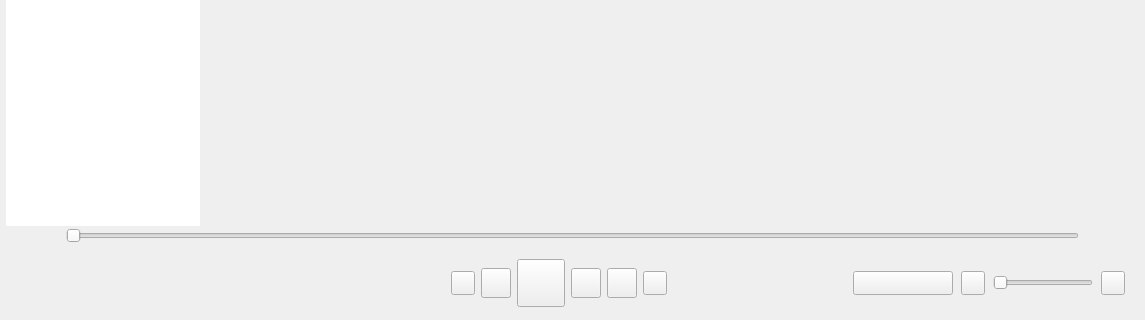
This is src/xamp/xamp.ui in billlin0904/xamp2 as Qt 5 draws it before an edit; both pictures show x 0 to 1145 and y 191 to 511 of the 1145 by 511 pixel window. The edited form follows.
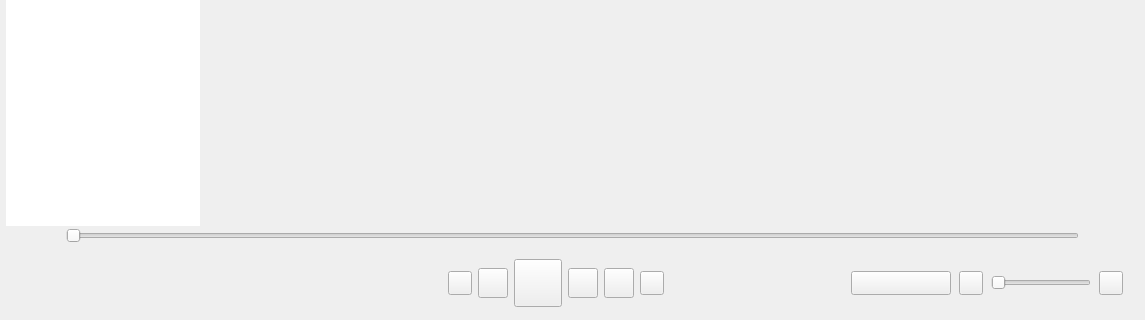
This is the edited form. Custom widgets are drawn as their Qt base class.

```diff
--- a/src/xamp/xamp.ui
+++ b/src/xamp/xamp.ui
@@ -32,141 +32,6 @@
    <property name="spacing">
     <number>0</number>
    </property>
-   <item row="4" column="3">
-    <widget class="QFrame" name="volumeFrame">
-     <property name="minimumSize">
-      <size>
-       <width>300</width>
-       <height>0</height>
-      </size>
-     </property>
-     <property name="maximumSize">
-      <size>
-       <width>300</width>
-       <height>16777215</height>
-      </size>
-     </property>
-     <property name="frameShape">
-      <enum>QFrame::NoFrame</enum>
-     </property>
-     <property name="frameShadow">
-      <enum>QFrame::Raised</enum>
-     </property>
-     <layout class="QVBoxLayout" name="verticalLayout_4">
-      <property name="spacing">
-       <number>0</number>
-      </property>
-      <property name="leftMargin">
-       <number>0</number>
-      </property>
-      <property name="topMargin">
-       <number>0</number>
-      </property>
-      <property name="rightMargin">
-       <number>0</number>
-      </property>
-      <property name="bottomMargin">
-       <number>0</number>
-      </property>
-      <item>
-       <layout class="QHBoxLayout" name="horizontalLayout_3">
-        <property name="spacing">
-         <number>0</number>
-        </property>
-        <item>
-         <widget class="QToolButton" name="bitPerfectButton">
-          <property name="minimumSize">
-           <size>
-            <width>100</width>
-            <height>0</height>
-           </size>
-          </property>
-          <property name="maximumSize">
-           <size>
-            <width>100</width>
-            <height>24</height>
-           </size>
-          </property>
-         </widget>
-        </item>
-        <item>
-         <widget class="QToolButton" name="selectDeviceButton">
-          <property name="minimumSize">
-           <size>
-            <width>24</width>
-            <height>24</height>
-           </size>
-          </property>
-          <property name="text">
-           <string/>
-          </property>
-          <property name="popupMode">
-           <enum>QToolButton::InstantPopup</enum>
-          </property>
-          <property name="arrowType">
-           <enum>Qt::NoArrow</enum>
-          </property>
-         </widget>
-        </item>
-        <item>
-         <widget class="SeekSlider" name="volumeSlider">
-          <property name="minimumSize">
-           <size>
-            <width>100</width>
-            <height>0</height>
-           </size>
-          </property>
-          <property name="maximumSize">
-           <size>
-            <width>100</width>
-            <height>16777215</height>
-           </size>
-          </property>
-          <property name="orientation">
-           <enum>Qt::Horizontal</enum>
-          </property>
-         </widget>
-        </item>
-        <item>
-         <widget class="QToolButton" name="mutedButton">
-          <property name="minimumSize">
-           <size>
-            <width>24</width>
-            <height>24</height>
-           </size>
-          </property>
-          <property name="maximumSize">
-           <size>
-            <width>24</width>
-            <height>24</height>
-           </size>
-          </property>
-          <property name="text">
-           <string/>
-          </property>
-         </widget>
-        </item>
-        <item>
-         <spacer name="horizontalSpacer_14">
-          <property name="orientation">
-           <enum>Qt::Horizontal</enum>
-          </property>
-          <property name="sizeType">
-           <enum>QSizePolicy::Fixed</enum>
-          </property>
-          <property name="sizeHint" stdset="0">
-           <size>
-            <width>10</width>
-            <height>20</height>
-           </size>
-          </property>
-         </spacer>
-        </item>
-       </layout>
-      </item>
-     </layout>
-    </widget>
-   </item>
    <item row="0" column="0" colspan="4">
     <widget class="QFrame" name="titleFrame">
      <property name="minimumSize">
@@ -523,254 +388,6 @@
      </item>
     </layout>
    </item>
-   <item row="4" column="0" colspan="3">
-    <widget class="QFrame" name="controlFrame">
-     <property name="sizePolicy">
-      <sizepolicy hsizetype="Minimum" vsizetype="Preferred">
-       <horstretch>0</horstretch>
-       <verstretch>0</verstretch>
-      </sizepolicy>
-     </property>
-     <property name="frameShape">
-      <enum>QFrame::NoFrame</enum>
-     </property>
-     <property name="frameShadow">
-      <enum>QFrame::Plain</enum>
-     </property>
-     <layout class="QHBoxLayout" name="horizontalLayout_2">
-      <property name="leftMargin">
-       <number>12</number>
-      </property>
-      <property name="topMargin">
-       <number>12</number>
-      </property>
-      <property name="rightMargin">
-       <number>2</number>
-      </property>
-      <property name="bottomMargin">
-       <number>12</number>
-      </property>
-      <item>
-       <layout class="QHBoxLayout" name="horizontalLayout_6" stretch="0,1">
-        <item>
-         <widget class="ClickableLabel" name="coverLabel">
-          <property name="minimumSize">
-           <size>
-            <width>50</width>
-            <height>50</height>
-           </size>
-          </property>
-          <property name="maximumSize">
-           <size>
-            <width>50</width>
-            <height>50</height>
-           </size>
-          </property>
-          <property name="text">
-           <string/>
-          </property>
-         </widget>
-        </item>
-        <item>
-         <layout class="QVBoxLayout" name="verticalLayout">
-          <item>
-           <widget class="ScrollLabel" name="titleLabel">
-            <property name="minimumSize">
-             <size>
-              <width>200</width>
-              <height>0</height>
-             </size>
-            </property>
-            <property name="maximumSize">
-             <size>
-              <width>300</width>
-              <height>16777215</height>
-             </size>
-            </property>
-            <property name="font">
-             <font>
-              <pointsize>12</pointsize>
-             </font>
-            </property>
-            <property name="text">
-             <string/>
-            </property>
-            <property name="alignment">
-             <set>Qt::AlignLeading|Qt::AlignLeft|Qt::AlignVCenter</set>
-            </property>
-           </widget>
-          </item>
-          <item>
-           <widget class="ClickableLabel" name="artistLabel">
-            <property name="sizePolicy">
-             <sizepolicy hsizetype="Preferred" vsizetype="Preferred">
-              <horstretch>0</horstretch>
-              <verstretch>0</verstretch>
-             </sizepolicy>
-            </property>
-            <property name="minimumSize">
-             <size>
-              <width>100</width>
-              <height>0</height>
-             </size>
-            </property>
-            <property name="maximumSize">
-             <size>
-              <width>300</width>
-              <height>16777215</height>
-             </size>
-            </property>
-            <property name="font">
-             <font>
-              <pointsize>11</pointsize>
-             </font>
-            </property>
-            <property name="text">
-             <string/>
-            </property>
-           </widget>
-          </item>
-         </layout>
-        </item>
-       </layout>
-      </item>
-      <item>
-       <spacer name="horizontalSpacer_2">
-        <property name="orientation">
-         <enum>Qt::Horizontal</enum>
-        </property>
-        <property name="sizeType">
-         <enum>QSizePolicy::Expanding</enum>
-        </property>
-        <property name="sizeHint" stdset="0">
-         <size>
-          <width>100</width>
-          <height>0</height>
-         </size>
-        </property>
-       </spacer>
-      </item>
-      <item>
-       <widget class="QToolButton" name="eqButton">
-        <property name="maximumSize">
-         <size>
-          <width>24</width>
-          <height>24</height>
-         </size>
-        </property>
-        <property name="text">
-         <string/>
-        </property>
-       </widget>
-      </item>
-      <item>
-       <widget class="QToolButton" name="prevButton">
-        <property name="minimumSize">
-         <size>
-          <width>30</width>
-          <height>30</height>
-         </size>
-        </property>
-        <property name="maximumSize">
-         <size>
-          <width>30</width>
-          <height>30</height>
-         </size>
-        </property>
-        <property name="text">
-         <string/>
-        </property>
-       </widget>
-      </item>
-      <item>
-       <widget class="QToolButton" name="playButton">
-        <property name="minimumSize">
-         <size>
-          <width>48</width>
-          <height>48</height>
-         </size>
-        </property>
-        <property name="maximumSize">
-         <size>
-          <width>48</width>
-          <height>48</height>
-         </size>
-        </property>
-        <property name="text">
-         <string/>
-        </property>
-       </widget>
-      </item>
-      <item>
-       <widget class="QToolButton" name="nextButton">
-        <property name="minimumSize">
-         <size>
-          <width>30</width>
-          <height>30</height>
-         </size>
-        </property>
-        <property name="maximumSize">
-         <size>
-          <width>30</width>
-          <height>30</height>
-         </size>
-        </property>
-        <property name="text">
-         <string/>
-        </property>
-       </widget>
-      </item>
-      <item>
-       <widget class="QToolButton" name="stopButton">
-        <property name="minimumSize">
-         <size>
-          <width>30</width>
-          <height>30</height>
-         </size>
-        </property>
-        <property name="maximumSize">
-         <size>
-          <width>30</width>
-          <height>30</height>
-         </size>
-        </property>
-        <property name="text">
-         <string/>
-        </property>
-       </widget>
-      </item>
-      <item>
-       <widget class="QToolButton" name="repeatButton">
-        <property name="maximumSize">
-         <size>
-          <width>24</width>
-          <height>24</height>
-         </size>
-        </property>
-        <property name="text">
-         <string/>
-        </property>
-       </widget>
-      </item>
-      <item>
-       <spacer name="horizontalSpacer_3">
-        <property name="orientation">
-         <enum>Qt::Horizontal</enum>
-        </property>
-        <property name="sizeType">
-         <enum>QSizePolicy::Expanding</enum>
-        </property>
-        <property name="sizeHint" stdset="0">
-         <size>
-          <width>0</width>
-          <height>0</height>
-         </size>
-        </property>
-       </spacer>
-      </item>
-     </layout>
-    </widget>
-   </item>
    <item row="1" column="0" rowspan="2">
     <widget class="QFrame" name="sliderFrame">
      <property name="maximumSize">
@@ -976,6 +593,402 @@
      </layout>
     </widget>
    </item>
+   <item row="4" column="0" colspan="4">
+    <widget class="QFrame" name="controlFrame">
+     <property name="sizePolicy">
+      <sizepolicy hsizetype="Minimum" vsizetype="Preferred">
+       <horstretch>0</horstretch>
+       <verstretch>0</verstretch>
+      </sizepolicy>
+     </property>
+     <property name="frameShape">
+      <enum>QFrame::NoFrame</enum>
+     </property>
+     <property name="frameShadow">
+      <enum>QFrame::Plain</enum>
+     </property>
+     <layout class="QHBoxLayout" name="horizontalLayout_2">
+      <property name="leftMargin">
+       <number>12</number>
+      </property>
+      <property name="topMargin">
+       <number>12</number>
+      </property>
+      <property name="rightMargin">
+       <number>2</number>
+      </property>
+      <property name="bottomMargin">
+       <number>12</number>
+      </property>
+      <item>
+       <layout class="QHBoxLayout" name="horizontalLayout_6" stretch="0,1">
+        <item>
+         <widget class="ClickableLabel" name="coverLabel">
+          <property name="minimumSize">
+           <size>
+            <width>50</width>
+            <height>50</height>
+           </size>
+          </property>
+          <property name="maximumSize">
+           <size>
+            <width>50</width>
+            <height>50</height>
+           </size>
+          </property>
+          <property name="text">
+           <string/>
+          </property>
+         </widget>
+        </item>
+        <item>
+         <layout class="QVBoxLayout" name="verticalLayout">
+          <item>
+           <widget class="ScrollLabel" name="titleLabel">
+            <property name="minimumSize">
+             <size>
+              <width>200</width>
+              <height>0</height>
+             </size>
+            </property>
+            <property name="maximumSize">
+             <size>
+              <width>300</width>
+              <height>16777215</height>
+             </size>
+            </property>
+            <property name="font">
+             <font>
+              <pointsize>12</pointsize>
+             </font>
+            </property>
+            <property name="text">
+             <string/>
+            </property>
+            <property name="alignment">
+             <set>Qt::AlignLeading|Qt::AlignLeft|Qt::AlignVCenter</set>
+            </property>
+           </widget>
+          </item>
+          <item>
+           <widget class="ClickableLabel" name="artistLabel">
+            <property name="sizePolicy">
+             <sizepolicy hsizetype="Preferred" vsizetype="Preferred">
+              <horstretch>0</horstretch>
+              <verstretch>0</verstretch>
+             </sizepolicy>
+            </property>
+            <property name="minimumSize">
+             <size>
+              <width>100</width>
+              <height>0</height>
+             </size>
+            </property>
+            <property name="maximumSize">
+             <size>
+              <width>300</width>
+              <height>16777215</height>
+             </size>
+            </property>
+            <property name="font">
+             <font>
+              <pointsize>11</pointsize>
+             </font>
+            </property>
+            <property name="text">
+             <string/>
+            </property>
+           </widget>
+          </item>
+         </layout>
+        </item>
+       </layout>
+      </item>
+      <item>
+       <spacer name="horizontalSpacer_2">
+        <property name="orientation">
+         <enum>Qt::Horizontal</enum>
+        </property>
+        <property name="sizeType">
+         <enum>QSizePolicy::Expanding</enum>
+        </property>
+        <property name="sizeHint" stdset="0">
+         <size>
+          <width>100</width>
+          <height>0</height>
+         </size>
+        </property>
+       </spacer>
+      </item>
+      <item>
+       <widget class="QToolButton" name="eqButton">
+        <property name="maximumSize">
+         <size>
+          <width>24</width>
+          <height>24</height>
+         </size>
+        </property>
+        <property name="text">
+         <string/>
+        </property>
+       </widget>
+      </item>
+      <item>
+       <widget class="QToolButton" name="prevButton">
+        <property name="minimumSize">
+         <size>
+          <width>30</width>
+          <height>30</height>
+         </size>
+        </property>
+        <property name="maximumSize">
+         <size>
+          <width>30</width>
+          <height>30</height>
+         </size>
+        </property>
+        <property name="text">
+         <string/>
+        </property>
+       </widget>
+      </item>
+      <item>
+       <widget class="QToolButton" name="playButton">
+        <property name="minimumSize">
+         <size>
+          <width>48</width>
+          <height>48</height>
+         </size>
+        </property>
+        <property name="maximumSize">
+         <size>
+          <width>48</width>
+          <height>48</height>
+         </size>
+        </property>
+        <property name="text">
+         <string/>
+        </property>
+       </widget>
+      </item>
+      <item>
+       <widget class="QToolButton" name="nextButton">
+        <property name="minimumSize">
+         <size>
+          <width>30</width>
+          <height>30</height>
+         </size>
+        </property>
+        <property name="maximumSize">
+         <size>
+          <width>30</width>
+          <height>30</height>
+         </size>
+        </property>
+        <property name="text">
+         <string/>
+        </property>
+       </widget>
+      </item>
+      <item>
+       <widget class="QToolButton" name="stopButton">
+        <property name="minimumSize">
+         <size>
+          <width>30</width>
+          <height>30</height>
+         </size>
+        </property>
+        <property name="maximumSize">
+         <size>
+          <width>30</width>
+          <height>30</height>
+         </size>
+        </property>
+        <property name="text">
+         <string/>
+        </property>
+       </widget>
+      </item>
+      <item>
+       <widget class="QToolButton" name="repeatButton">
+        <property name="maximumSize">
+         <size>
+          <width>24</width>
+          <height>24</height>
+         </size>
+        </property>
+        <property name="text">
+         <string/>
+        </property>
+       </widget>
+      </item>
+      <item>
+       <spacer name="horizontalSpacer_3">
+        <property name="orientation">
+         <enum>Qt::Horizontal</enum>
+        </property>
+        <property name="sizeType">
+         <enum>QSizePolicy::Expanding</enum>
+        </property>
+        <property name="sizeHint" stdset="0">
+         <size>
+          <width>0</width>
+          <height>0</height>
+         </size>
+        </property>
+       </spacer>
+      </item>
+      <item>
+       <widget class="QFrame" name="volumeFrame">
+        <property name="minimumSize">
+         <size>
+          <width>300</width>
+          <height>0</height>
+         </size>
+        </property>
+        <property name="maximumSize">
+         <size>
+          <width>300</width>
+          <height>16777215</height>
+         </size>
+        </property>
+        <property name="frameShape">
+         <enum>QFrame::NoFrame</enum>
+        </property>
+        <property name="frameShadow">
+         <enum>QFrame::Raised</enum>
+        </property>
+        <layout class="QVBoxLayout" name="verticalLayout_4">
+         <property name="spacing">
+          <number>0</number>
+         </property>
+         <property name="leftMargin">
+          <number>0</number>
+         </property>
+         <property name="topMargin">
+          <number>0</number>
+         </property>
+         <property name="rightMargin">
+          <number>0</number>
+         </property>
+         <property name="bottomMargin">
+          <number>0</number>
+         </property>
+         <item>
+          <layout class="QHBoxLayout" name="horizontalLayout_3">
+           <property name="spacing">
+            <number>0</number>
+           </property>
+           <item>
+            <widget class="QToolButton" name="bitPerfectButton">
+             <property name="minimumSize">
+              <size>
+               <width>100</width>
+               <height>0</height>
+              </size>
+             </property>
+             <property name="maximumSize">
+              <size>
+               <width>100</width>
+               <height>24</height>
+              </size>
+             </property>
+            </widget>
+           </item>
+           <item>
+            <widget class="QToolButton" name="selectDeviceButton">
+             <property name="minimumSize">
+              <size>
+               <width>24</width>
+               <height>24</height>
+              </size>
+             </property>
+             <property name="text">
+              <string/>
+             </property>
+             <property name="popupMode">
+              <enum>QToolButton::InstantPopup</enum>
+             </property>
+             <property name="arrowType">
+              <enum>Qt::NoArrow</enum>
+             </property>
+            </widget>
+           </item>
+           <item>
+            <widget class="SeekSlider" name="volumeSlider">
+             <property name="minimumSize">
+              <size>
+               <width>100</width>
+               <height>0</height>
+              </size>
+             </property>
+             <property name="maximumSize">
+              <size>
+               <width>100</width>
+               <height>16777215</height>
+              </size>
+             </property>
+             <property name="orientation">
+              <enum>Qt::Horizontal</enum>
+             </property>
+            </widget>
+           </item>
+           <item>
+            <widget class="QToolButton" name="mutedButton">
+             <property name="minimumSize">
+              <size>
+               <width>24</width>
+               <height>24</height>
+              </size>
+             </property>
+             <property name="maximumSize">
+              <size>
+               <width>24</width>
+               <height>24</height>
+              </size>
+             </property>
+             <property name="text">
+              <string/>
+             </property>
+            </widget>
+           </item>
+           <item>
+            <spacer name="horizontalSpacer_14">
+             <property name="orientation">
+              <enum>Qt::Horizontal</enum>
+             </property>
+             <property name="sizeType">
+              <enum>QSizePolicy::Fixed</enum>
+             </property>
+             <property name="sizeHint" stdset="0">
+              <size>
+               <width>10</width>
+               <height>20</height>
+              </size>
+             </property>
+            </spacer>
+           </item>
+          </layout>
+         </item>
+        </layout>
+       </widget>
+      </item>
+     </layout>
+    </widget>
+   </item>
+   <item row="1" column="1" rowspan="2" colspan="3">
+    <widget class="QStackedWidget" name="currentView">
+     <property name="frameShadow">
+      <enum>QFrame::Plain</enum>
+     </property>
+     <property name="lineWidth">
+      <number>0</number>
+     </property>
+     <property name="currentIndex">
+      <number>-1</number>
+     </property>
+    </widget>
+   </item>
   </layout>
  </widget>
  <layoutdefault spacing="6" margin="11"/>
```
Left out of the diff: 19 changed lines with no effect on the pictures.
